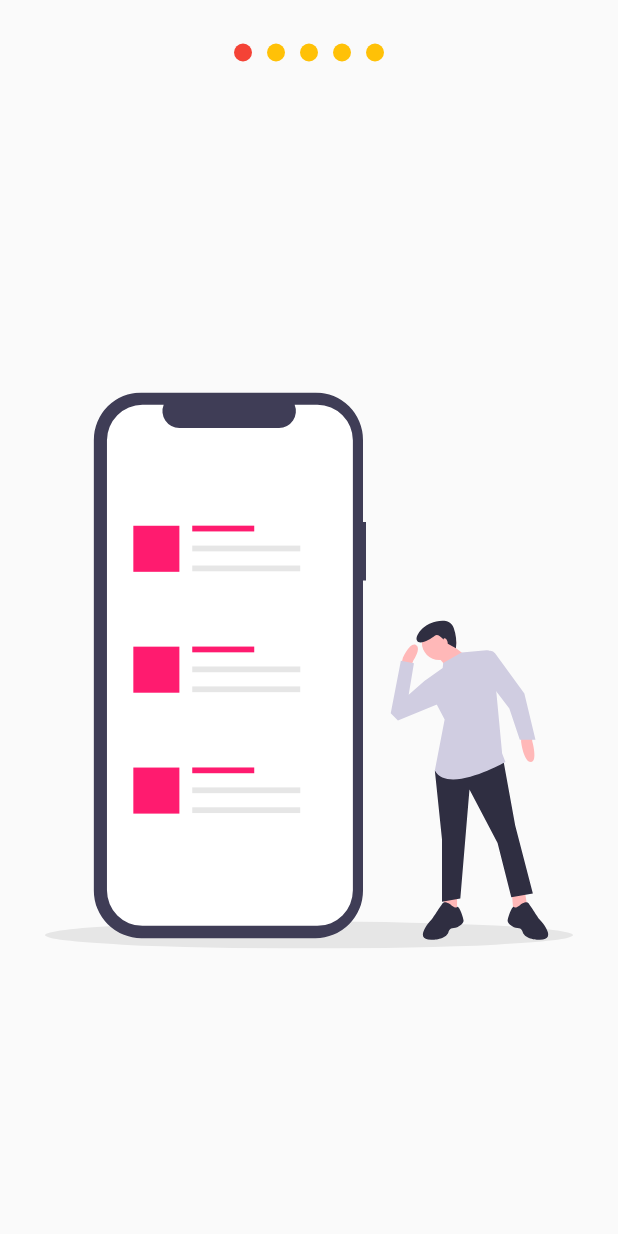
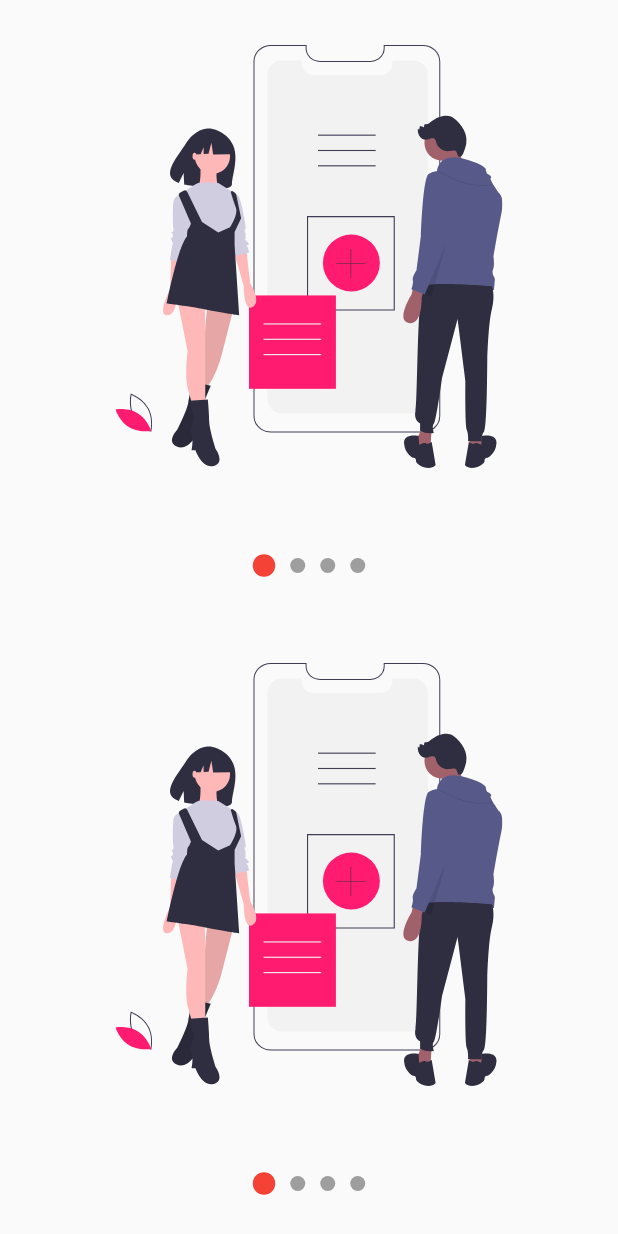
Before and after one commit to urielexis64/flutter_animations, a Flutter app: the screen it shows after launch, on a phone screen of 412 x 824 dp. Run offline on Flutter 3.47's test engine with Material 2 defaults, Android fonts, the phone set to English and light mode, and no system bars; our stand-ins replace flutter_svg.

Commit message:
playing with some Slideshows

```diff
--- a/lib/src/pages/slideshow_page.dart
+++ b/lib/src/pages/slideshow_page.dart
@@ -7,19 +7,33 @@ class SlideshowPage extends StatelessWidget {
   Widget build(BuildContext context) {
     return SafeArea(
       child: Scaffold(
-        body: Slideshow(
-          topDots: true,
-          primaryColor: Colors.red,
-          secondaryColor: Colors.amber,
-          slides: [
-            SvgPicture.asset('assets/svgs/slide_3.svg'),
-            SvgPicture.asset('assets/svgs/slide_3.svg'),
-            SvgPicture.asset('assets/svgs/slide_3.svg'),
-            SvgPicture.asset('assets/svgs/slide_3.svg'),
-            SvgPicture.asset('assets/svgs/slide_3.svg'),
-          ],
-        ),
-      ),
+          body: Column(
+        children: [
+          Expanded(child: MySlideshow()),
+          Expanded(child: MySlideshow()),
+        ],
+      )),
     );
   }
 }
+
+class MySlideshow extends StatelessWidget {
+  const MySlideshow({
+    Key key,
+  }) : super(key: key);
+
+  @override
+  Widget build(BuildContext context) {
+    return Slideshow(
+      primaryColor: Colors.red,
+      primaryBullet: 15,
+      secondaryBullet: 10,
+      slides: [
+        SvgPicture.asset('assets/svgs/slide_1.svg'),
+        SvgPicture.asset('assets/svgs/slide_2.svg'),
+        SvgPicture.asset('assets/svgs/slide_3.svg'),
+        SvgPicture.asset('assets/svgs/slide_4.svg'),
+      ],
+    );
+  }
+}
```
